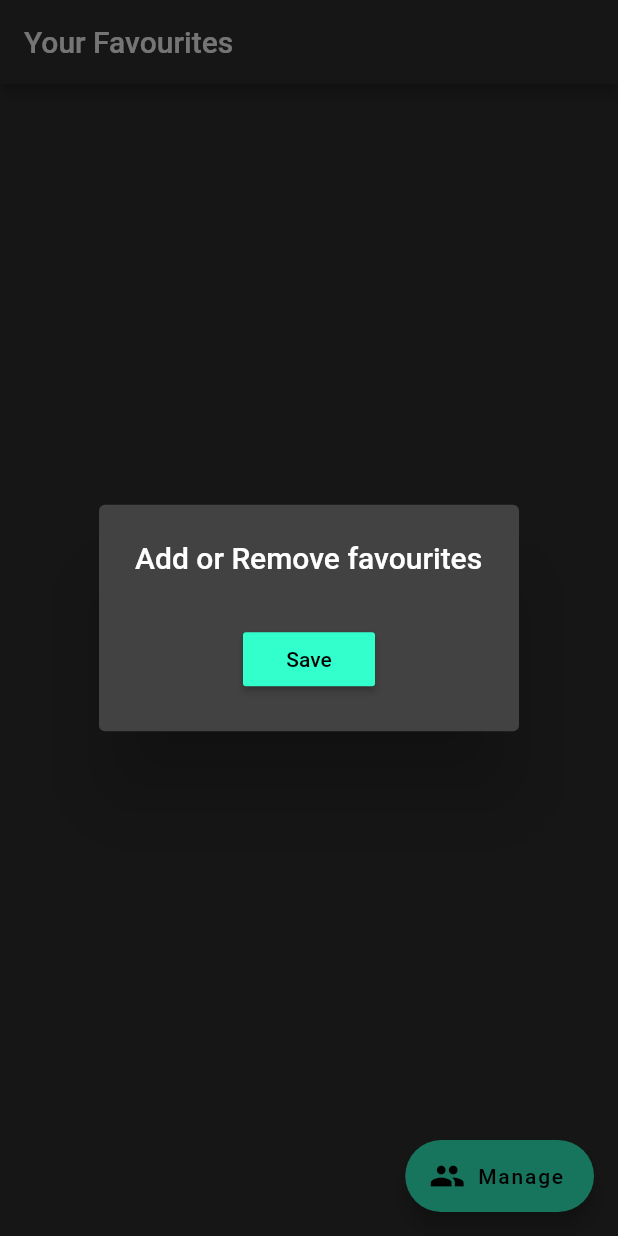
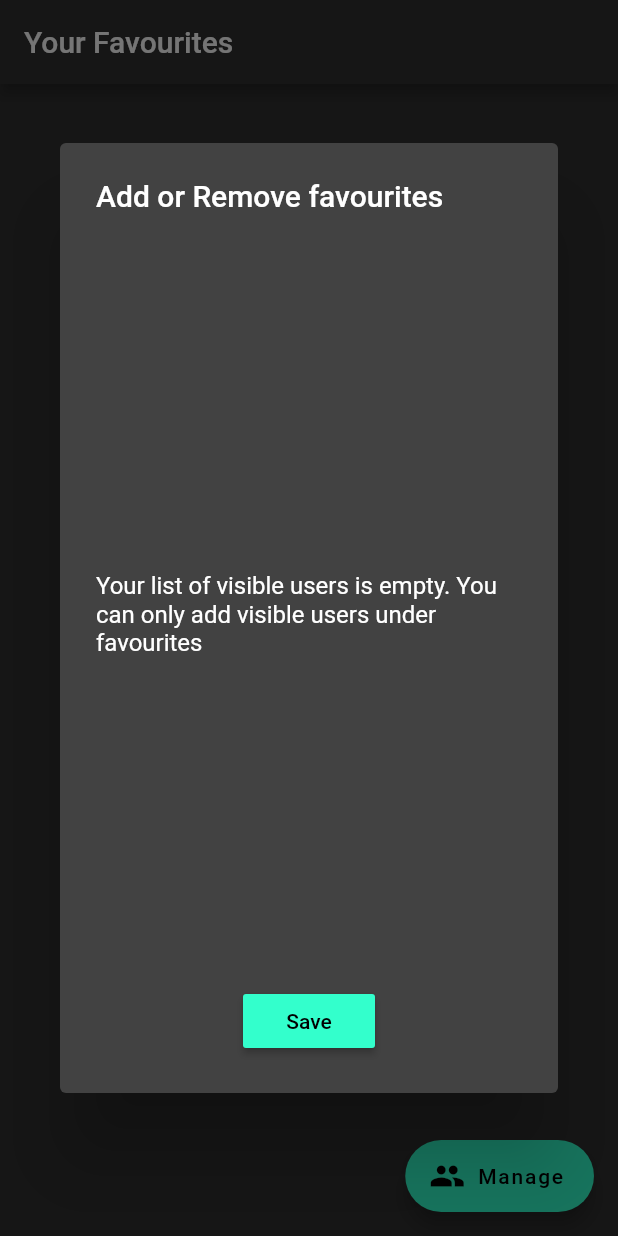
Before and after one commit to A-N-uraag/Project-Locus, a Flutter app: the Favourites screen opened directly, after a tap on "Manage", on a phone screen of 412 x 824 dp. Run offline on Flutter 3.47's test engine with Material 2 defaults, Android fonts, the phone set to English and light mode, and no system bars; our stand-ins replace cloud_firestore, firebase_auth, firebase_core, geolocator, google_maps_flutter, sqflite; missing offline and left inert: android_alarm_manager, background_fetch; accounts and stored records are empty.

Commit message:
implemented remove favourites in DBUtils

```diff
--- a/lib/components/UserListView.dart
+++ b/lib/components/UserListView.dart
@@ -5,11 +5,17 @@ import 'package:flutter/material.dart';
 class UserListView extends StatefulWidget{
   final bool isCheckable;
   final List<Profile> users;
+  final String emptyListMessage;
   final String submitButtonTitle;
   final void Function(Profile user) onTap;
   final void Function(List<Profile> users, Map<String,bool> selectedEmails) onSubmit;
   final List<Profile> preSelectedUsers;
-  UserListView(this.users, this.onTap, {this.isCheckable = false, this.submitButtonTitle = "Submit" , this.onSubmit, this.preSelectedUsers});
+
+  UserListView(this.users, this.onTap, {
+    this.emptyListMessage = "No users available",
+    this.isCheckable = false, this.submitButtonTitle = "Submit" ,
+    this.onSubmit, this.preSelectedUsers}
+  );
 
   @override
   _UserListState createState() => _UserListState();
@@ -79,13 +85,15 @@ class _UserListState extends State<UserListView>{
             constraints: BoxConstraints(
               maxHeight: MediaQuery.of(context).size.height*0.6,
             ),
-            child: SingleChildScrollView(
+            child: (widget.users.isNotEmpty) ?  SingleChildScrollView(
               padding: EdgeInsets.only(top: 12),
               child: Column(
                 mainAxisSize: MainAxisSize.min,
                 children:  widget.users.map((user) => listTile(user)).toList()
               )
-            ) ,
+            ) : Center(
+              child: Text(widget.emptyListMessage),
+            )
           ),
           widget.isCheckable ? RaisedButton(
             color: Color(0xff33ffcc),
--- a/lib/pages/Favourties.dart
+++ b/lib/pages/Favourties.dart
@@ -36,6 +36,7 @@ class _FavouritesState extends State<Favourites>{
         content: UserListView(
           hasAccess,
           (Profile user) => {},
+          emptyListMessage: "Your list of visible users is empty. You can only add visible users under favourites",
           isCheckable: true,
           submitButtonTitle: "Save",
           onSubmit: (List<Profile> users, Map<String,bool> selectedUsers){
@@ -49,12 +50,14 @@ class _FavouritesState extends State<Favourites>{
       barrierDismissible: true
     );
     if(addedUsers != null){
-      Map<String,String> currentUser = AuthUtils.getCurrentUser();
       Map<String,Profile> addedProfiles = await NetworkUtils.getPublicProfiles(addedUsers);
-      favourites = addedProfiles.values.toList();
-      await DBUtils.saveFavourites(favourites);
+      List<String> removedFavourites = favourites.map((e) => e.email).toSet().difference(addedUsers.toSet()).toList();
+      await DBUtils.removeFavourites(removedFavourites);
+      await DBUtils.saveFavourites(addedProfiles.values.toList());
       await NetworkUtils.saveFavourites(currentUser["email"].toString(), addedUsers);
-      this.setState(() {});
+      this.setState(() {
+        favourites = addedProfiles.values.toList();
+      });
     }
   }
 
@@ -82,13 +85,16 @@ class _FavouritesState extends State<Favourites>{
           favourites = snapshot.data;
           return Container(
             padding: EdgeInsets.only(top: MediaQuery.of(context).padding.top, left: 15, right: 15, bottom: 5),
-            child: (favourites != null && favourites.isNotEmpty) ? UserListView(favourites, (Profile user){
-              showDialog(
-                context: context,
-                builder: (BuildContext context) => NameCard(user.name, user.email, user.bio),
-                barrierDismissible: true
-              );
-            }) : Center(
+            child: (favourites != null && favourites.isNotEmpty) ? UserListView(
+              favourites,
+              (Profile user){
+                showDialog(
+                  context: context,
+                  builder: (BuildContext context) => NameCard(user.name, user.email, user.bio),
+                  barrierDismissible: true
+                );
+              },
+            ) : Center(
               child: Text("It looks like you haven't added any favourites"),
             )
           );
--- a/lib/pages/GivenAccess.dart
+++ b/lib/pages/GivenAccess.dart
@@ -29,6 +29,7 @@ class _GivenAccessState extends State<GivenAccess> {
         content: UserListView(
           allUsers,
           (Profile user) => {},
+          emptyListMessage: "Oops something went wrong...",
           isCheckable: true,
           submitButtonTitle: "Save",
           onSubmit: (List<Profile> users, Map<String,bool> selectedUsers){
@@ -82,7 +83,7 @@ class _GivenAccessState extends State<GivenAccess> {
                   builder: (BuildContext context) => NameCard(user.name, user.email, user.bio),
                   barrierDismissible: true
                 );
-              }
+              },
             ): Center(
               child: Text("It looks like you don't wanna be seen! Whatcha doin'?"),
             )
--- a/lib/pages/MapsPage.dart
+++ b/lib/pages/MapsPage.dart
@@ -87,6 +87,7 @@ class _MapsPageState extends State<MapsPage>{
           child:  UserListView(
             _hasAccessList,
             (Profile user) => {},
+            emptyListMessage: "Your list of visible users is empty.",
             isCheckable: true,
             submitButtonTitle: "Save",
             preSelectedUsers: _profiles.values.toList(),
@@ -119,7 +120,8 @@ class _MapsPageState extends State<MapsPage>{
           ),
           child:  UserListView(
             _profiles.values.toList(),
-            (Profile user) => Navigator.pop(context,user.email)
+            (Profile user) => Navigator.pop(context,user.email),
+            emptyListMessage: "There's no one else on the map. Add users first to move to their location"
           ),
         )
       ),
```
Also changed, not shown: lib/pages/HasAccess.dart (+58 -8 lines), lib/utils/DBUtils.dart (+8 -0 lines).
